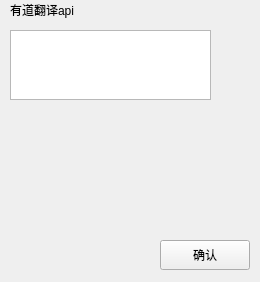
TinHarden/heigou_translate, file ui/settings_ui/settings_screen.ui: the form before one commit.
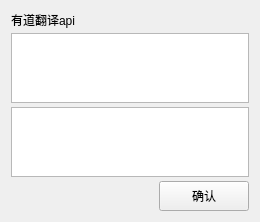
The form after the commit.

The edit to the form file:
```diff
--- a/ui/settings_ui/settings_screen.ui
+++ b/ui/settings_ui/settings_screen.ui
@@ -7,56 +7,43 @@
     <x>0</x>
     <y>0</y>
     <width>260</width>
-    <height>282</height>
+    <height>222</height>
    </rect>
   </property>
   <property name="minimumSize">
    <size>
     <width>260</width>
-    <height>282</height>
+    <height>180</height>
    </size>
   </property>
   <property name="maximumSize">
    <size>
     <width>260</width>
-    <height>282</height>
+    <height>222</height>
    </size>
   </property>
   <property name="windowTitle">
    <string>settings_screen</string>
   </property>
-  <widget class="QTextEdit" name="textEdit">
-   <property name="geometry">
-    <rect>
-     <x>10</x>
-     <y>30</y>
-     <width>201</width>
-     <height>70</height>
-    </rect>
+  <layout class="QVBoxLayout" name="verticalLayout">
+   <property name="spacing">
+    <number>4</number>
    </property>
-  </widget>
-  <widget class="QLabel" name="label">
-   <property name="geometry">
-    <rect>
-     <x>10</x>
-     <y>0</y>
-     <width>121</width>
-     <height>20</height>
-    </rect>
-   </property>
+   <item>
+    <widget class="QLabel" name="label_api">
    <property name="text">
     <string>有道翻译api</string>
    </property>
   </widget>
-  <widget class="QPushButton" name="pushButton">
-   <property name="geometry">
-    <rect>
-     <x>160</x>
-     <y>240</y>
-     <width>90</width>
-     <height>30</height>
-    </rect>
-   </property>
+   </item>
+   <item>
+    <widget class="QTextEdit" name="textEdit_appKEY"/>
+   </item>
+   <item>
+    <widget class="QTextEdit" name="textEdit_appSECRET"/>
+   </item>
+   <item>
+    <widget class="QPushButton" name="pushButton_ok">
    <property name="minimumSize">
     <size>
      <width>90</width>
@@ -69,10 +56,15 @@
      <height>30</height>
     </size>
    </property>
+     <property name="layoutDirection">
+      <enum>Qt::LayoutDirection::RightToLeft</enum>
+     </property>
    <property name="text">
     <string>确认</string>
    </property>
   </widget>
+   </item>
+  </layout>
  </widget>
  <resources/>
  <connections/>
```
Lines whose indentation alone changed are shown as unchanged.
